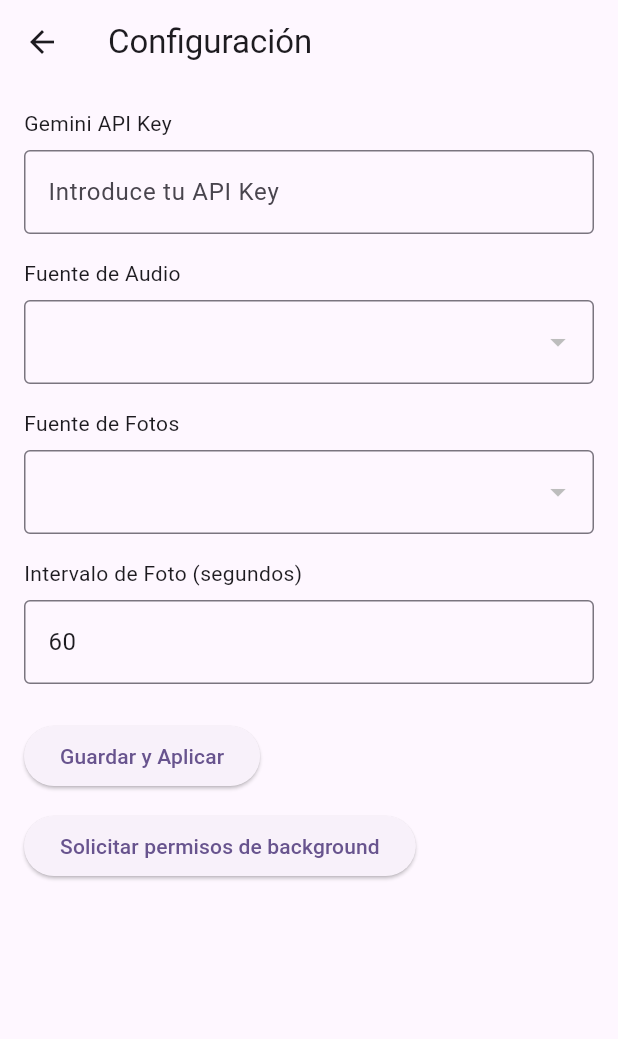
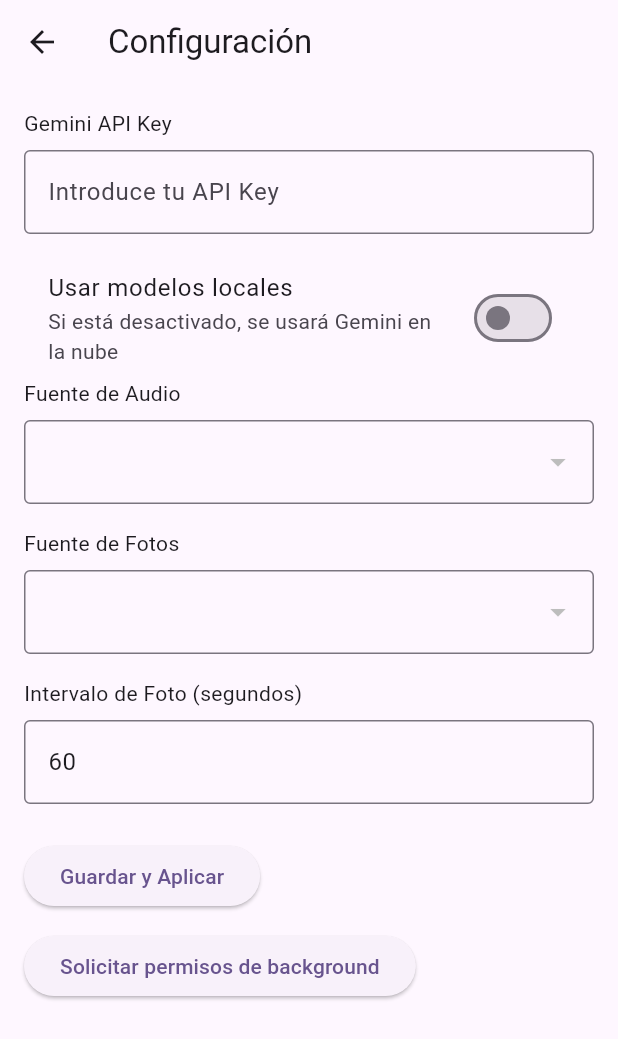
Before and after one commit to paulmrg-461/omi_glasses, a Flutter app: the SettingsPage screen opened directly, on a phone screen of 412 x 824 dp. Shown: the top 1039 px of the screen. Run offline on Flutter 3.47's test engine with Material 3 defaults, Android fonts, the phone set to English and light mode, and no system bars; our stand-ins replace bloc, equatable, flutter_bloc, flutter_blue_plus, flutter_tts, get_it and 3 more; missing offline and left inert: audio_session, flutter_foreground_task, flutter_mjpeg, flutter_opus, flutter_sound; accounts and stored records are empty.

Commit message:
Feat: Added PCM

```diff
--- a/lib/features/settings/domain/entities/app_settings.dart
+++ b/lib/features/settings/domain/entities/app_settings.dart
@@ -5,23 +5,31 @@ class AppSettings extends Equatable {
   final String? audioDeviceId;
   final String? photoDeviceId;
   final int photoIntervalSeconds;
+  final bool useLocalModels;
+  final String? localApiBaseUrl;
   const AppSettings({
     this.geminiApiKey,
     this.audioDeviceId,
     this.photoDeviceId,
     this.photoIntervalSeconds = 60,
+    this.useLocalModels = false,
+    this.localApiBaseUrl,
   });
   AppSettings copyWith({
     String? geminiApiKey,
     String? audioDeviceId,
     String? photoDeviceId,
     int? photoIntervalSeconds,
+    bool? useLocalModels,
+    String? localApiBaseUrl,
   }) {
     return AppSettings(
       geminiApiKey: geminiApiKey ?? this.geminiApiKey,
       audioDeviceId: audioDeviceId ?? this.audioDeviceId,
       photoDeviceId: photoDeviceId ?? this.photoDeviceId,
       photoIntervalSeconds: photoIntervalSeconds ?? this.photoIntervalSeconds,
+      useLocalModels: useLocalModels ?? this.useLocalModels,
+      localApiBaseUrl: localApiBaseUrl ?? this.localApiBaseUrl,
     );
   }
   @override
@@ -30,5 +38,7 @@ class AppSettings extends Equatable {
         audioDeviceId,
         photoDeviceId,
         photoIntervalSeconds,
+        useLocalModels,
+        localApiBaseUrl,
       ];
 }
--- a/lib/features/settings/presentation/bloc/settings_bloc.dart
+++ b/lib/features/settings/presentation/bloc/settings_bloc.dart
@@ -50,6 +50,14 @@ class SetPhotoInterval extends SettingsEvent {
   final int seconds;
   const SetPhotoInterval(this.seconds);
 }
+class SetUseLocalModels extends SettingsEvent {
+  final bool value;
+  const SetUseLocalModels(this.value);
+}
+class SetLocalApiBaseUrl extends SettingsEvent {
+  final String url;
+  const SetLocalApiBaseUrl(this.url);
+}
 class PersistSettings extends SettingsEvent {}
 
 class SettingsBloc extends Bloc<SettingsEvent, SettingsState> {
@@ -61,6 +69,8 @@ class SettingsBloc extends Bloc<SettingsEvent, SettingsState> {
     on<SetAudioDevice>(_onSetAudio);
     on<SetPhotoDevice>(_onSetPhoto);
     on<SetPhotoInterval>(_onSetInterval);
+    on<SetUseLocalModels>(_onSetUseLocal);
+    on<SetLocalApiBaseUrl>(_onSetLocalBaseUrl);
     on<PersistSettings>(_onPersist);
   }
   Future<void> _onLoad(LoadSettings event, Emitter<SettingsState> emit) async {
@@ -84,6 +94,12 @@ class SettingsBloc extends Bloc<SettingsEvent, SettingsState> {
   void _onSetInterval(SetPhotoInterval event, Emitter<SettingsState> emit) {
     emit(state.copyWith(settings: state.settings.copyWith(photoIntervalSeconds: event.seconds)));
   }
+  void _onSetUseLocal(SetUseLocalModels event, Emitter<SettingsState> emit) {
+    emit(state.copyWith(settings: state.settings.copyWith(useLocalModels: event.value)));
+  }
+  void _onSetLocalBaseUrl(SetLocalApiBaseUrl event, Emitter<SettingsState> emit) {
+    emit(state.copyWith(settings: state.settings.copyWith(localApiBaseUrl: event.url)));
+  }
   Future<void> _onPersist(PersistSettings event, Emitter<SettingsState> emit) async {
     emit(state.copyWith(loading: true, error: null));
     try {
--- a/lib/features/settings/presentation/pages/settings_page.dart
+++ b/lib/features/settings/presentation/pages/settings_page.dart
@@ -15,6 +15,9 @@ class SettingsPage extends StatelessWidget {
           final s = state.settings;
           final keyController = TextEditingController(
             text: s.geminiApiKey ?? '',
+          );
+          final localUrlController = TextEditingController(
+            text: s.localApiBaseUrl ?? '',
           );
           final ids = <String>{};
           final devices = vm.connectedDevices
@@ -41,6 +44,34 @@ class SettingsPage extends StatelessWidget {
                   },
                 ),
                 const SizedBox(height: 16),
+                SwitchListTile(
+                  title: const Text('Usar modelos locales'),
+                  subtitle: const Text(
+                    'Si está desactivado, se usará Gemini en la nube',
+                  ),
+                  value: s.useLocalModels,
+                  onChanged: (v) {
+                    context.read<SettingsBloc>().add(SetUseLocalModels(v));
+                  },
+                ),
+                if (s.useLocalModels) ...[
+                  const SizedBox(height: 8),
+                  const Text('Base URL API Local'),
+                  const SizedBox(height: 8),
+                  TextField(
+                    controller: localUrlController,
+                    decoration: const InputDecoration(
+                      border: OutlineInputBorder(),
+                      hintText: 'http://192.168.1.10:8000',
+                    ),
+                    onChanged: (v) {
+                      context
+                          .read<SettingsBloc>()
+                          .add(SetLocalApiBaseUrl(v));
+                    },
+                  ),
+                  const SizedBox(height: 16),
+                ],
                 const Text('Fuente de Audio'),
                 const SizedBox(height: 8),
                 DropdownButtonFormField<String>(
```
Also changed, not shown: lib/features/bluetooth/presentation/viewmodels/bluetooth_viewmodel.dart (+181 -10 lines), lib/features/settings/data/datasources/settings_local_data_source.dart (+10 -0 lines), 3 other files.
